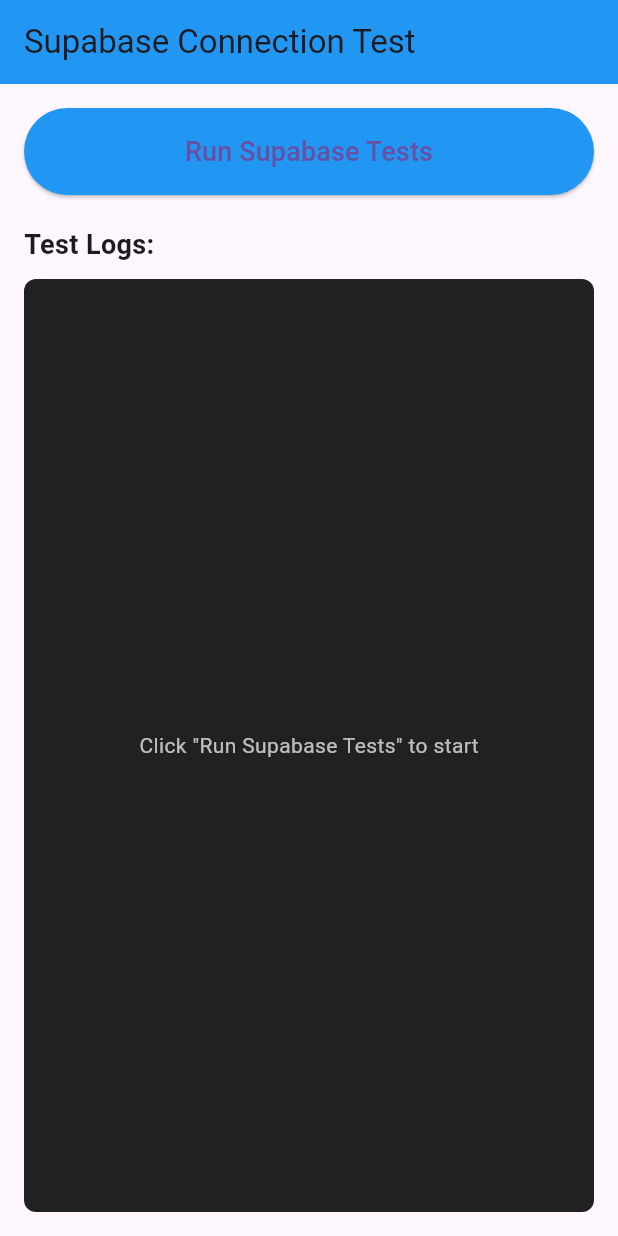
After one commit to raninn-ui/APP_waiting_room, a Flutter app: the SupabaseTestPage screen opened directly, on a phone screen of 412 x 824 dp. The commit adds this screen. Run offline on Flutter 3.47's test engine with Material 3 defaults, Android fonts, the phone set to English and light mode, and no system bars; our stand-ins replace geolocator, sqflite, supabase_flutter; accounts and stored records are empty; network calls fail.

Commit message:
Fix UI bugs and update main.dart

```diff
--- /dev/null
+++ b/lib/main_test.dart
@@ -0,0 +1,35 @@
+// Minimal test version to check if basic Flutter app works
+import 'package:flutter/material.dart';
+
+void main() {
+  runApp(const TestApp());
+}
+
+class TestApp extends StatelessWidget {
+  const TestApp({super.key});
+
+  @override
+  Widget build(BuildContext context) {
+    return MaterialApp(
+      title: 'Test App',
+      home: Scaffold(
+        appBar: AppBar(
+          title: const Text('Test - App Working'),
+        ),
+        body: const Center(
+          child: Column(
+            mainAxisAlignment: MainAxisAlignment.center,
+            children: [
+              Icon(Icons.check_circle, size: 100, color: Colors.green),
+              SizedBox(height: 20),
+              Text(
+                'App is running successfully!',
+                style: TextStyle(fontSize: 24, fontWeight: FontWeight.bold),
+              ),
+            ],
+          ),
+        ),
+      ),
+    );
+  }
+}
--- /dev/null
+++ b/lib/test_supabase.dart
@@ -0,0 +1,188 @@
+// Test script to verify Supabase connection and permissions
+import 'package:flutter/material.dart';
+import 'package:supabase_flutter/supabase_flutter.dart';
+import 'package:uuid/uuid.dart';
+
+Future<void> main() async {
+  WidgetsFlutterBinding.ensureInitialized();
+
+  const supabaseUrl = 'https://eaclcnzyeczqigdidsmi.supabase.co';
+  const supabaseAnonKey =
+      'eyJhbGciOiJIUzI1NiIsInR5cCI6IkpXVCJ9.eyJpc3MiOiJzdXBhYmFzZSIsInJlZiI6ImVhY2xjbnp5ZWN6cWlnZGlkc21pIiwicm9sZSI6ImFub24iLCJpYXQiOjE3NTkxNjY2NzMsImV4cCI6MjA3NDc0MjY3M30.grl9aPmXZO1P_38Og4V5VXOPqAGQ_P_aTloXRgeBaMc';
+
+  print('🔧 Initializing Supabase...');
+  await Supabase.initialize(url: supabaseUrl, anonKey: supabaseAnonKey);
+  print('✅ Supabase initialized');
+
+  print('🔐 Signing in anonymously...');
+  await Supabase.instance.client.auth.signInAnonymously();
+  print('✅ Signed in');
+
+  runApp(const SupabaseTestApp());
+}
+
+class SupabaseTestApp extends StatelessWidget {
+  const SupabaseTestApp({super.key});
+
+  @override
+  Widget build(BuildContext context) {
+    return MaterialApp(
+      title: 'Supabase Test',
+      home: const SupabaseTestPage(),
+    );
+  }
+}
+
+class SupabaseTestPage extends StatefulWidget {
+  const SupabaseTestPage({super.key});
+
+  @override
+  State<SupabaseTestPage> createState() => _SupabaseTestPageState();
+}
+
+class _SupabaseTestPageState extends State<SupabaseTestPage> {
+  final _supabase = Supabase.instance.client;
+  final List<String> _logs = [];
+  bool _testing = false;
+
+  void _addLog(String message) {
+    setState(() {
+      _logs.add(message);
+    });
+    print(message);
+  }
+
+  Future<void> _runTests() async {
+    setState(() {
+      _testing = true;
+      _logs.clear();
+    });
+
+    _addLog('🧪 Starting Supabase tests...');
+
+    // Test 1: Read from table
+    try {
+      _addLog('📖 Test 1: Reading from clients table...');
+      final response = await _supabase.from('clients').select();
+      _addLog('✅ Read successful! Found ${(response as List).length} clients');
+    } catch (e) {
+      _addLog('❌ Read failed: $e');
+    }
+
+    // Test 2: Insert a test client
+    try {
+      _addLog('➕ Test 2: Inserting test client...');
+      final testId = const Uuid().v4();
+      final testClient = {
+        'id': testId,
+        'name': 'Test Client ${DateTime.now().millisecondsSinceEpoch}',
+        'lat': 48.8566,
+        'lng': 2.3522,
+        'created_at': DateTime.now().toIso8601String(),
+      };
+      await _supabase.from('clients').insert(testClient);
+      _addLog('✅ Insert successful!');
+
+      // Test 3: Delete the test client
+      _addLog('🗑️ Test 3: Deleting test client...');
+      await _supabase.from('clients').delete().eq('id', testId);
+      _addLog('✅ Delete successful!');
+    } catch (e) {
+      _addLog('❌ Insert/Delete failed: $e');
+    }
+
+    _addLog('🎉 Tests completed!');
+    setState(() {
+      _testing = false;
+    });
+  }
+
+  @override
+  Widget build(BuildContext context) {
+    return Scaffold(
+      appBar: AppBar(
+        title: const Text('Supabase Connection Test'),
+        backgroundColor: Colors.blue,
+      ),
+      body: Padding(
+        padding: const EdgeInsets.all(16.0),
+        child: Column(
+          crossAxisAlignment: CrossAxisAlignment.stretch,
+          children: [
+            ElevatedButton(
+              onPressed: _testing ? null : _runTests,
+              style: ElevatedButton.styleFrom(
+                padding: const EdgeInsets.all(16),
+                backgroundColor: Colors.blue,
+              ),
+              child: _testing
+                  ? const Row(
+                      mainAxisAlignment: MainAxisAlignment.center,
+                      children: [
+                        SizedBox(
+                          width: 20,
+                          height: 20,
+                          child: CircularProgressIndicator(
+                            color: Colors.white,
+                            strokeWidth: 2,
+                          ),
+                        ),
+                        SizedBox(width: 12),
+                        Text('Testing...', style: TextStyle(fontSize: 18)),
+                      ],
+                    )
+                  : const Text('Run Supabase Tests', style: TextStyle(fontSize: 18)),
+            ),
+            const SizedBox(height: 20),
+            const Text(
+              'Test Logs:',
+              style: TextStyle(fontSize: 18, fontWeight: FontWeight.bold),
+            ),
+            const SizedBox(height: 10),
+            Expanded(
+              child: Container(
+                padding: const EdgeInsets.all(12),
+                decoration: BoxDecoration(
+                  color: Colors.black87,
+                  borderRadius: BorderRadius.circular(8),
+                ),
+                child: _logs.isEmpty
+                    ? const Center(
+                        child: Text(
+                          'Click "Run Supabase Tests" to start',
+                          style: TextStyle(color: Colors.white70),
+                        ),
+                      )
+                    : ListView.builder(
+                        itemCount: _logs.length,
+                        itemBuilder: (context, index) {
+                          final log = _logs[index];
+                          Color color = Colors.white;
+                          if (log.contains('✅')) {
+                            color = Colors.green;
+                          } else if (log.contains('❌')) {
+                            color = Colors.red;
+                          } else if (log.contains('⚠️')) {
+                            color = Colors.orange;
+                          }
+                          return Padding(
+                            padding: const EdgeInsets.symmetric(vertical: 2),
+                            child: Text(
+                              log,
+                              style: TextStyle(
+                                color: color,
+                                fontFamily: 'monospace',
+                                fontSize: 12,
+                              ),
+                            ),
+                          );
+                        },
+                      ),
+              ),
+            ),
+          ],
+        ),
+      ),
+    );
+  }
+}
--- a/pubspec.yaml
+++ b/pubspec.yaml
@@ -38,7 +38,6 @@
   path: ^1.8.3
   geolocator: ^11.0.0
   uuid: ^4.0.0
-
   # The following adds the Cupertino Icons font to your application.
   # Use with the CupertinoIcons class for iOS style icons.
   cupertino_icons: ^1.0.8
```
Also changed, not shown: lib/geolocation_service.dart (+31 -6 lines), lib/local_queue_service.dart (+21 -3 lines), lib/main.dart (+60 -28 lines), lib/main_simple.dart (added, +172 -0 lines), lib/queue_provider.dart (+50 -5 lines), 11 other files.
